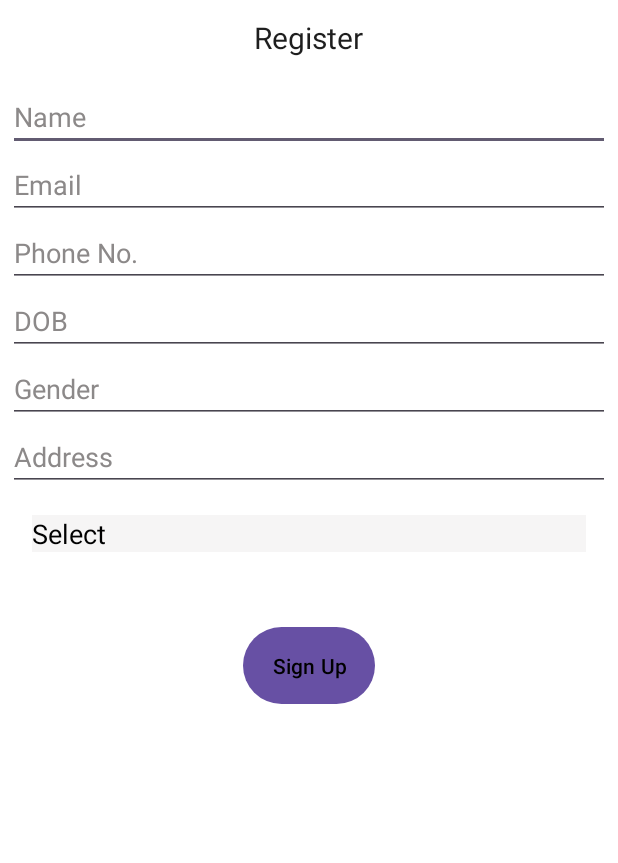
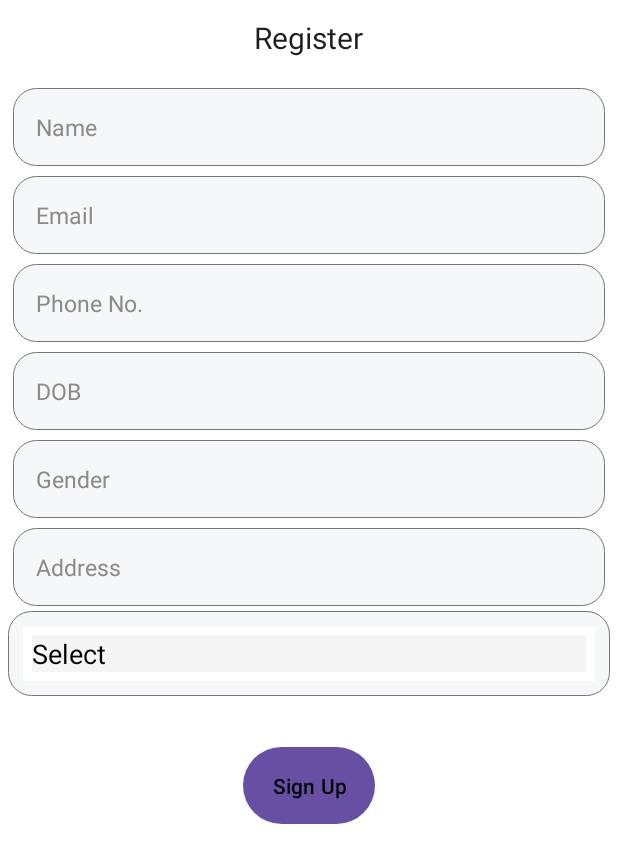
Before and after one commit to Rikeshyadav/meditrack, an Android app: the screen it shows after launch (register), on a phone screen of 412 x 824 dp. Shown: the top 863 px of the screen. Run offline under Robolectric (Android 15) with nearby library versions, the phone set to English and light mode, and no system bars.

Commit message:
works on register page

```diff
--- a/app/src/main/java/com/example/trackhealth/register.java
+++ b/app/src/main/java/com/example/trackhealth/register.java
@@ -16,7 +16,7 @@ import android.widget.Toast;
 
 public class register extends AppCompatActivity {
 Spinner dopcat;
-EditText speciality,yoe,aboutDoc,qualification;
+EditText speciality,yoe,aboutDoc,qualification,organisation;
 Button signup;
     @Override
     protected void onCreate(Bundle savedInstanceState) {
@@ -36,7 +36,7 @@ Button signup;
         yoe=findViewById(R.id.year_of_experience);
         aboutDoc=findViewById(R.id.aboutdoctor);
         qualification=findViewById(R.id.qualification);
-
+        organisation=findViewById(R.id.organisation);
         // id of button
                signup=findViewById(R.id.signup);
 
@@ -58,11 +58,13 @@ Button signup;
                    speciality.setVisibility(View.VISIBLE);
                    qualification.setVisibility(View.VISIBLE);
                    aboutDoc.setVisibility(View.VISIBLE);
+                   organisation.setVisibility(View.VISIBLE);
                    yoe.setVisibility(View.VISIBLE);
                }
                 if(selectedOption.equals("You are a patient")) {
                     speciality.setVisibility(View.GONE);
                     aboutDoc.setVisibility(View.GONE);
+                    organisation.setVisibility(View.GONE);
                     qualification.setVisibility(View.GONE);
                     yoe.setVisibility(View.GONE);
                 }
--- a/app/src/main/res/drawable/rt.xml
+++ b/app/src/main/res/drawable/rt.xml
@@ -1,6 +1,10 @@
 <?xml version="1.0" encoding="utf-8"?>
 <shape xmlns:android="http://schemas.android.com/apk/res/android"  android:shape="rectangle">
   <solid
-      android:color="@color/white"
+      android:color="#F6F7F8"
       />
+
+  <corners android:radius="15dp"  />
+  <stroke android:width="0.5dp"
+      android:color="#74747C"/>
   </shape>
--- a/app/src/main/res/layout/activity_register.xml
+++ b/app/src/main/res/layout/activity_register.xml
@@ -3,24 +3,28 @@
     xmlns:tools="http://schemas.android.com/tools"
     android:layout_width="match_parent"
     android:layout_height="match_parent"
-    android:background="@drawable/rt"
+    android:background="#FFFFFF"
     tools:context=".register">
+
     <TextView
+        android:id="@+id/title"
         android:layout_width="wrap_content"
         android:layout_height="wrap_content"
+        android:layout_centerHorizontal="true"
+        android:layout_marginStart="1dp"
+        android:layout_marginTop="1dp"
+        android:layout_marginEnd="1dp"
+        android:layout_marginBottom="1dp"
+        android:padding="10dp"
+        android:text="Register"
         android:textColor="@color/register_text_color1"
-        android:text="Register"
-        android:textSize="20sp"
-        android:id="@+id/title"
-        android:layout_centerHorizontal="true"
-        android:layout_margin="1dp"
-        android:padding="10dp"
-        />
+        android:textSize="20sp" />
 
     <ScrollView
         android:layout_width="match_parent"
-        android:layout_height="match_parent"
+        android:layout_height="wrap_content"
         android:layout_below="@id/title"
+        android:id="@+id/scroll"
         >
     <RelativeLayout
         android:layout_width="match_parent"
@@ -33,6 +37,10 @@
         android:layout_width="match_parent"
         android:layout_height="wrap_content"
         android:id="@+id/name"
+        android:padding="15dp"
+        android:layout_margin="3dp"
+        android:textSize="15sp"
+        android:background="@drawable/rt"
         android:inputType="text"
         android:textColorHint="@color/hint"
         android:textColor="@color/register_text_color1"
@@ -46,6 +54,10 @@
         android:layout_height="wrap_content"
         android:hint="Email"
         android:inputType="text"
+        android:padding="15dp"
+        android:layout_margin="3dp"
+        android:textSize="15sp"
+        android:background="@drawable/rt"
         android:textColorHint="@color/hint"
         android:textColor="@color/register_text_color1"
         android:id="@+id/email"
@@ -57,6 +69,10 @@
         android:layout_width="match_parent"
         android:layout_height="wrap_content"
         android:hint="Phone No."
+        android:padding="15dp"
+        android:layout_margin="3dp"
+        android:textSize="15sp"
+        android:background="@drawable/rt"
         android:textColor="@color/register_text_color1"
         android:id="@+id/phone"
         android:inputType="number"
@@ -72,6 +88,10 @@
         android:layout_width="match_parent"
         android:layout_height="wrap_content"
         android:hint="DOB"
+        android:padding="15dp"
+        android:layout_margin="3dp"
+        android:textSize="15sp"
+        android:background="@drawable/rt"
         android:textColorHint="@color/hint"
         android:textColor="@color/register_text_color1"
         android:id="@+id/Age"
@@ -84,6 +104,10 @@
         android:layout_height="wrap_content"
         android:textColorHint="@color/hint"
         android:hint="Gender"
+        android:padding="15dp"
+        android:layout_margin="3dp"
+        android:textSize="15sp"
+        android:background="@drawable/rt"
         android:inputType="text"
         android:textColor="@color/register_text_color1"
         android:id="@+id/gender"
@@ -96,6 +120,10 @@
         android:layout_height="wrap_content"
         android:hint="Address"
         android:inputType="text"
+        android:padding="15dp"
+        android:layout_margin="3dp"
+        android:textSize="15sp"
+        android:background="@drawable/rt"
         android:textColorHint="@color/hint"
         android:textColor="@color/register_text_color1"
         android:id="@+id/address"
@@ -107,6 +135,7 @@
         android:layout_height="wrap_content"
         android:id="@+id/docpat"
         android:padding="10dp"
+        android:background="@drawable/rt"
         android:textColorHint="@color/black"
         android:textColor="@color/black"
         android:layout_below="@+id/address"
@@ -116,10 +145,13 @@
             android:layout_height="wrap_content"
             android:hint="Speciality"
             android:visibility="gone"
+            android:padding="15dp"
+            android:background="@drawable/rt"
             android:textColorHint="@color/hint"
             android:textColor="@color/register_text_color1"
             android:id="@+id/speciality"
-
+            android:layout_margin="3dp"
+            android:textSize="15sp"
             android:layout_below="@id/docpat"
             />
 
@@ -127,9 +159,13 @@
             android:layout_width="match_parent"
             android:layout_height="wrap_content"
             android:hint="Year of experience"
+            android:background="@drawable/rt"
             android:textColorHint="@color/hint"
             android:id="@+id/year_of_experience"
             android:visibility="gone"
+            android:padding="15dp"
+            android:layout_margin="3dp"
+            android:textSize="15sp"
             android:layout_below="@id/speciality"
             android:textColor="@color/register_text_color1"
             android:inputType="number"
@@ -140,30 +176,55 @@
             android:textColorHint="@color/hint"
             android:layout_below="@id/year_of_experience"
             android:inputType="textMultiLine"
-            android:minHeight="200dp"
+            android:minHeight="100dp"
+            android:background="@drawable/rt"
             android:visibility="gone"
+            android:padding="15dp"
+            android:layout_margin="3dp"
+            android:textSize="15sp"
             android:textColor="@color/black"
             android:hint="Summary about you"
             android:id="@+id/aboutdoctor"
             />
 <EditText
+    android:padding="15dp"
     android:layout_width="match_parent"
     android:layout_height="wrap_content"
     android:hint="Highest Qualification"
     android:textColorHint="@color/hint"
     android:textColor="@color/black"
+    android:background="@drawable/rt"
     android:inputType="text"
+    android:layout_margin="3dp"
+    android:textSize="15sp"
     android:layout_below="@id/aboutdoctor"
     android:visibility="gone"
     android:id="@+id/qualification"
     />
+        <EditText
+            android:padding="15dp"
+            android:layout_width="match_parent"
+            android:layout_height="wrap_content"
+            android:hint="hospital/clinic name"
+            android:textColorHint="@color/hint"
+            android:textColor="@color/black"
+            android:background="@drawable/rt"
+            android:inputType="text"
+            android:layout_margin="3dp"
+            android:textSize="15sp"
+android:layout_below="@+id/qualification"
+            android:visibility="gone"
+            android:id="@+id/organisation"
+            />
+
         <Button
             android:layout_width="wrap_content"
             android:layout_height="wrap_content"
             android:text="Sign Up"
             android:textColor="@color/black"
             android:id="@+id/signup"
-    android:layout_below="@+id/qualification"
+
+            android:layout_below="@id/organisation"
             android:layout_centerHorizontal="true"
             android:layout_marginTop="30dp"
             android:layout_marginBottom="20dp"
@@ -171,6 +232,9 @@
             android:layout_marginStart="0dp"
             android:padding="16dp"
             />
+
 </RelativeLayout>
     </ScrollView>
+
+
 </RelativeLayout>
```
Lines whose indentation alone changed are shown as unchanged.
